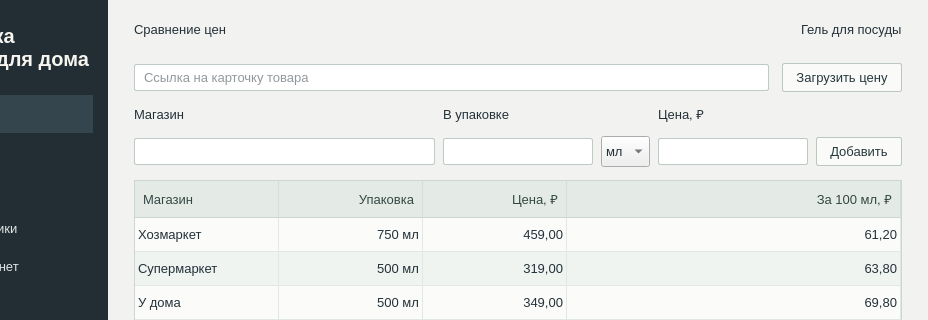
Before: the Qt Designer form household_goods.ui in Joe6355/_Analytics-for-household-goods, drawn with Qt 5; both pictures show x 112 to 1040 and y 0 to 320 of the 1040 by 610 pixel window.
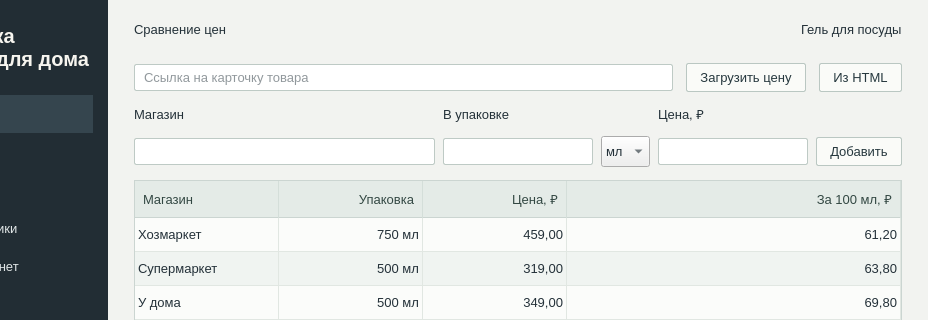
After: the same form once the commit is applied. The open tabs and pages were chosen to show the change. Icons and pictures are not drawn.

Patch:
```diff
--- a/household_goods.ui
+++ b/household_goods.ui
@@ -783,7 +783,7 @@
               </widget>
              </item>
              <item>
-              <layout class="QHBoxLayout" name="productLinkFields" stretch="1,0">
+              <layout class="QHBoxLayout" name="productLinkFields" stretch="1,0,0">
                <item>
                 <widget class="QLineEdit" name="productLinkInput">
                  <property name="accessibleName">
@@ -801,6 +801,16 @@
                  </property>
                 </widget>
                </item>
+               <item>
+                <widget class="QPushButton" name="loadPriceFileButton">
+                 <property name="text">
+                  <string>Из HTML</string>
+                 </property>
+                 <property name="toolTip">
+                  <string>Выбрать сохранённую HTML-страницу товара</string>
+                 </property>
+                </widget>
+               </item>
               </layout>
              </item>
              <item>
```
